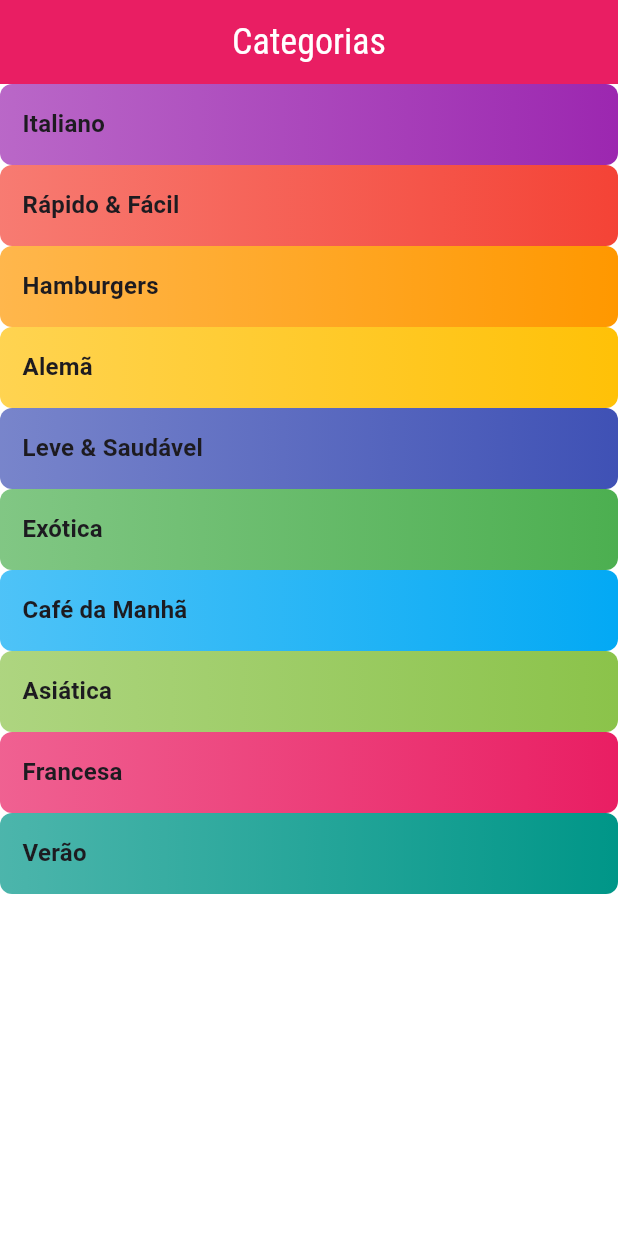
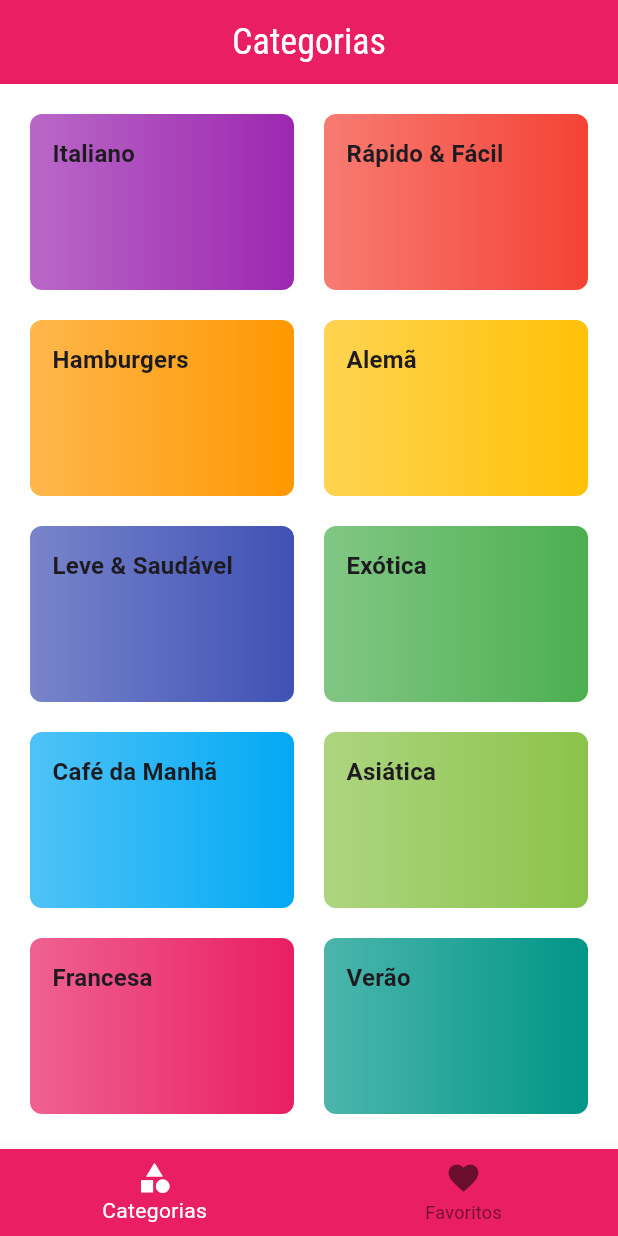
Before and after one commit to uespi-phb/prog4-20242, a Flutter app: the screen it shows after launch, on a phone screen of 412 x 824 dp. Run offline on Flutter 3.47's test engine with Material 3 defaults, Android fonts, the phone set to English and light mode, and no system bars.

Commit message:
Aula 2024-09-26

```diff
--- a/meals/lib/app/meals_app.dart
+++ b/meals/lib/app/meals_app.dart
@@ -1,5 +1,7 @@
 import 'package:flutter/material.dart';
+import 'package:meals/widgets/favorites_widget.dart';
 
+import '../pages/category_meals_page.dart';
 import '../pages/main_page.dart';
 
 class MealsApp extends StatelessWidget {
@@ -22,7 +24,13 @@ class MealsApp extends StatelessWidget {
               ),
             ),
       ),
-      home: const CategoriesPage(),
+      // home: const MainPage(),
+      initialRoute: '/',
+      routes: {
+        '/': (context) => const MainPage(),
+        '/favorites': (context) => const FavoritesWidget(),
+        '/categoryMeals': (context) => const CategoryMealsPage(),
+      },
     );
   }
 }
--- a/meals/lib/pages/main_page.dart
+++ b/meals/lib/pages/main_page.dart
@@ -1,40 +1,51 @@
 import 'package:flutter/material.dart';
 
-import '../models/categories.dart';
-import '../widgets/category_card.dart';
+import '../widgets/categories_widget.dart';
+import '../widgets/favorites_widget.dart';
 
-class CategoriesPage extends StatelessWidget {
-  const CategoriesPage({super.key});
+class MainPage extends StatefulWidget {
+  const MainPage({super.key});
 
-  Widget categoryBuilder(BuildContext context, int index) {
-    debugPrint('index: $index/${kCategories.length}');
-    return Padding(
-      padding: const EdgeInsets.all(25.0),
-      child: Text(kCategories[index].title),
-    );
-  }
+  @override
+  State<MainPage> createState() => _MainPageState();
+}
+
+class _MainPageState extends State<MainPage> {
+  int tabIndex = 0;
 
   @override
   Widget build(BuildContext context) {
-    // final categories = <Widget>[];
-
-    // for (var category in kCategories) {
-    //   categories.add(Text(category.title));
-    // }
-
     return Scaffold(
       appBar: AppBar(
-        title: const Text('Categorias',
-            style: TextStyle(
+        title: Text((tabIndex == 0) ? 'Categorias' : 'Favoritos',
+            style: const TextStyle(
               color: Colors.white,
             )),
         centerTitle: true,
         backgroundColor: Theme.of(context).primaryColor,
       ),
-      body: ListView.builder(
-        itemCount: kCategories.length,
-        itemBuilder: (_, index) => CategoryCard(kCategories[index]),
+      bottomNavigationBar: BottomNavigationBar(
+        currentIndex: tabIndex,
+        onTap: (index) {
+          setState(() {
+            tabIndex = index;
+          });
+        },
+        backgroundColor: Theme.of(context).primaryColor,
+        selectedItemColor: Colors.white,
+        items: const [
+          BottomNavigationBarItem(
+            icon: Icon(Icons.category),
+            label: 'Categorias',
+          ),
+          BottomNavigationBarItem(
+            icon: Icon(Icons.favorite),
+            label: 'Favoritos',
+          ),
+        ],
       ),
+      body:
+          (tabIndex == 0) ? const CategoriesWidget() : const FavoritesWidget(),
     );
   }
 }
--- /dev/null
+++ b/meals/lib/widgets/categories_widget.dart
@@ -0,0 +1,33 @@
+import 'package:flutter/material.dart';
+
+import '../models/categories.dart';
+import 'category_card.dart';
+
+class CategoriesWidget extends StatelessWidget {
+  const CategoriesWidget({
+    super.key,
+  });
+
+  @override
+  Widget build(BuildContext context) {
+    // return ListView.builder(
+    //   itemCount: kCategories.length,
+    //   itemBuilder: (_, index) => CategoryCard(kCategories[index]),
+    // );
+
+    return Padding(
+      padding: const EdgeInsets.all(20.0),
+      child: GridView.count(
+        crossAxisCount: 2,
+        mainAxisSpacing: 20.0,
+        crossAxisSpacing: 20.0,
+        childAspectRatio: 3 / 2,
+        children: kCategories
+            .map(
+              (category) => CategoryCard(category),
+            )
+            .toList(),
+      ),
+    );
+  }
+}
--- a/meals/lib/widgets/category_card.dart
+++ b/meals/lib/widgets/category_card.dart
@@ -11,7 +11,9 @@ class CategoryCard extends StatelessWidget {
   Widget build(BuildContext context) {
     return InkWell(
       hoverColor: Colors.green,
-      onTap: () {},
+      onTap: () {
+        Navigator.of(context).pushNamed('/categoryMeals');
+      },
       splashColor: Theme.of(context).primaryColor,
       borderRadius: BorderRadius.circular(8.0),
       child: Container(
```
Also changed, not shown: meals/lib/models/meal.dart (+5 -7 lines), meals/lib/models/meals.dart (added, +331 -0 lines), meals/lib/pages/category_meals_page.dart (added, +14 -0 lines), meals/lib/widgets/favorites_widget.dart (added, +12 -0 lines).
